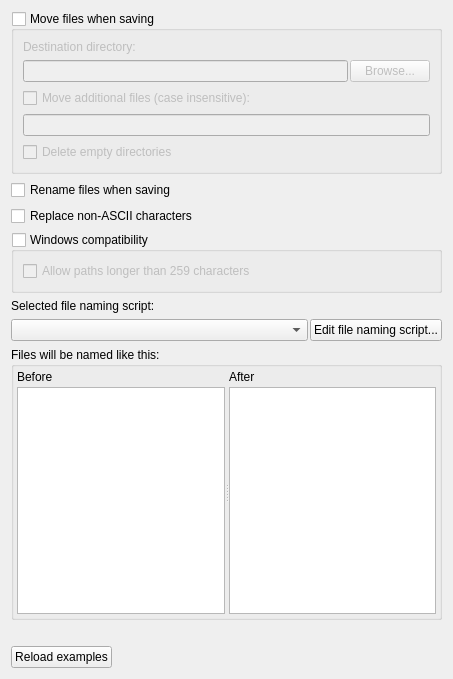
Above: ui/options_renaming.ui from metabrainz/picard before the change. Below: the same form after it.
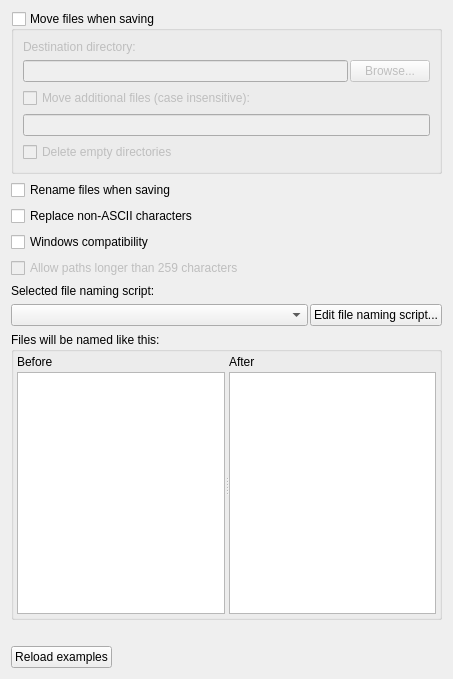
That is the form after the change.

Commit message:
PICARD-2076: Update renaming options UI
Fix tab stops and make Windows long path option available if Windows compatibility is active but disabled.

```diff
--- a/ui/options_renaming.ui
+++ b/ui/options_renaming.ui
@@ -19,7 +19,7 @@
     <verstretch>0</verstretch>
    </sizepolicy>
   </property>
-  <layout class="QVBoxLayout" name="verticalLayout_5" stretch="0,0,0,0,0,0,0,0,0">
+  <layout class="QVBoxLayout" name="verticalLayout_5" stretch="0,0,0,0,0,0,0,0,0,0">
    <item>
     <widget class="QGroupBox" name="move_files">
      <property name="title">
@@ -94,25 +94,20 @@
     </widget>
    </item>
    <item>
-    <widget class="QGroupBox" name="windows_compatibility">
-     <property name="title">
+    <widget class="QCheckBox" name="windows_compatibility">
+     <property name="text">
       <string>Windows compatibility</string>
      </property>
-     <property name="checkable">
-      <bool>true</bool>
-     </property>
-     <property name="checked">
+    </widget>
+   </item>
+   <item>
+    <widget class="QCheckBox" name="windows_long_paths">
+     <property name="enabled">
       <bool>false</bool>
      </property>
-     <layout class="QVBoxLayout" name="verticalLayout_2">
-      <item>
-       <widget class="QCheckBox" name="windows_long_paths">
-        <property name="text">
-         <string>Allow paths longer than 259 characters</string>
-        </property>
-       </widget>
-      </item>
-     </layout>
+     <property name="text">
+      <string>Allow paths longer than 259 characters</string>
+     </property>
     </widget>
    </item>
    <item>
```
Left out of the diff: 27 changed lines with no effect on the pictures. The commit also changes 1 other file.
